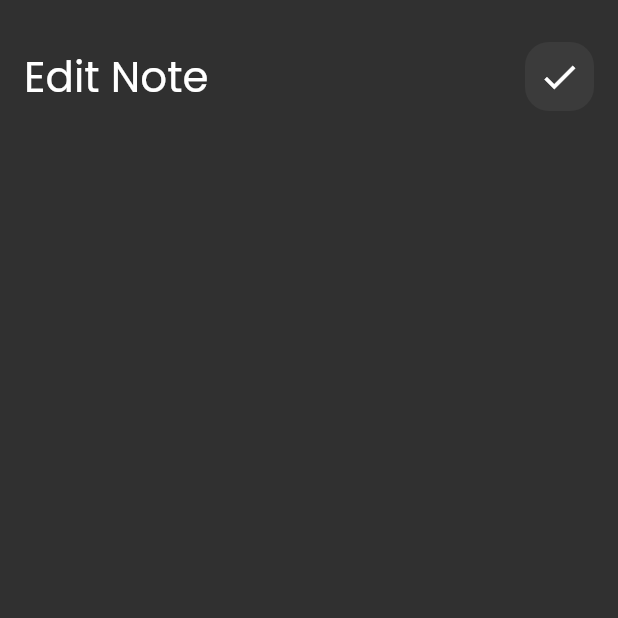
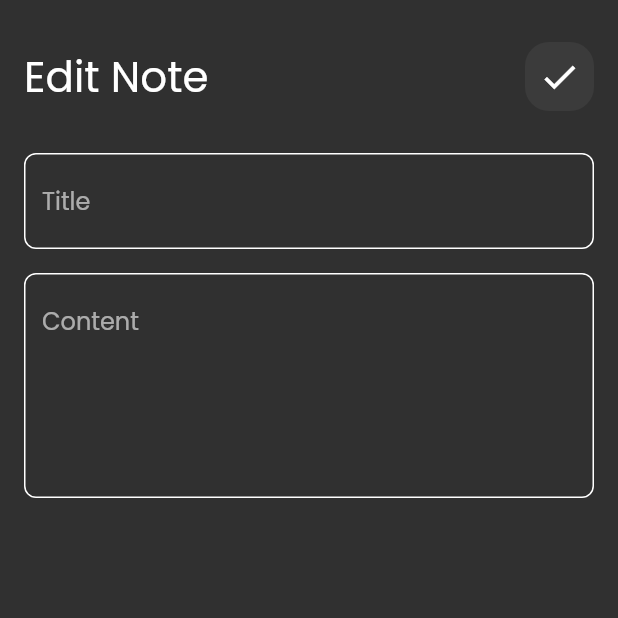
Before and after one commit to fadelnajem/notes_app, a Flutter app: the EditNoteVeiw screen opened directly, on a phone screen of 412 x 824 dp, the top half of it. Run offline on Flutter 3.47's test engine with Material 2 defaults, Android fonts, the phone set to English and light mode, and no system bars.

Commit message:
complete edit note view

```diff
--- a/lib/views/widgets/edit_note_veiw_body.dart
+++ b/lib/views/widgets/edit_note_veiw_body.dart
@@ -1,5 +1,6 @@
 import 'package:flutter/material.dart';
 import 'package:notes_app/views/widgets/custom_app_bar.dart';
+import 'package:notes_app/views/widgets/custom_text_field.dart';
 
 class EditNoteVeiwBody extends StatelessWidget {
   const EditNoteVeiwBody({super.key});
@@ -17,6 +18,17 @@ class EditNoteVeiwBody extends StatelessWidget {
             titleAppBar: 'Edit Note',
             icon: Icons.check,
           ),
+          SizedBox(
+            height: 28,
+          ),
+          CustomTextField(hint: 'Title'),
+          SizedBox(
+            height: 16,
+          ),
+          CustomTextField(
+            hint: 'Content',
+            maxlines: 5,
+          ),
         ],
       ),
     );
```
